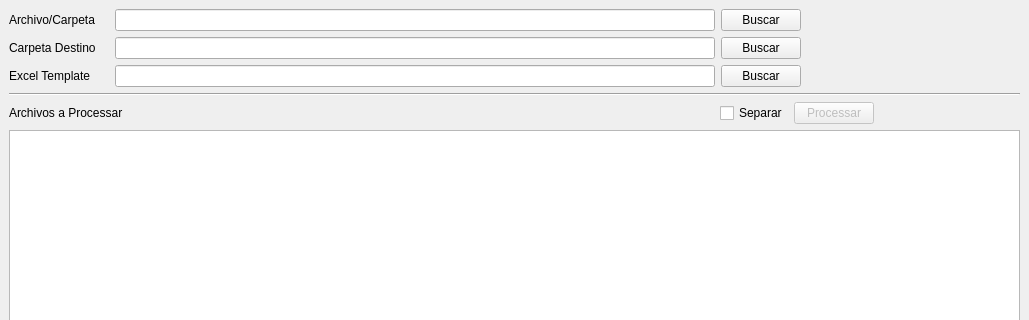
Above: resources/main_window.ui from c-mmachado/pdfiberdrola before the change; both pictures show x 0 to 1029 and y 0 to 320 of the 1029 by 721 pixel window. Below: the same form after it.
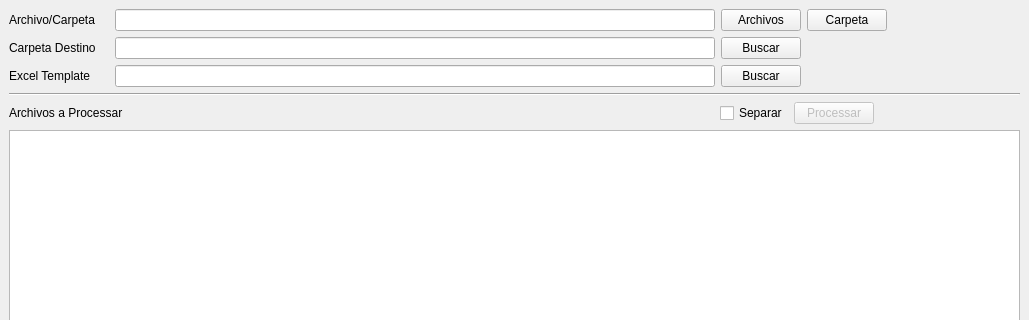
That is the form after the change.

Commit message: Standardize UI with current OS style

Diff of the .ui file:
```diff
--- a/resources/main_window.ui
+++ b/resources/main_window.ui
@@ -64,7 +64,7 @@
      </widget>
     </item>
     <item row="0" column="0">
-     <layout class="QHBoxLayout" name="horizontalLayout" stretch="0,0,0,0">
+     <layout class="QHBoxLayout" name="horizontalLayout" stretch="0,0,0,0,0">
       <property name="sizeConstraint">
        <enum>QLayout::SetDefaultConstraint</enum>
       </property>
@@ -139,7 +139,20 @@
          </sizepolicy>
         </property>
         <property name="text">
-         <string>Buscar</string>
+         <string>Archivos</string>
+        </property>
+       </widget>
+      </item>
+      <item>
+       <widget class="QPushButton" name="pushButton_5">
+        <property name="sizePolicy">
+         <sizepolicy hsizetype="Fixed" vsizetype="Fixed">
+          <horstretch>0</horstretch>
+          <verstretch>0</verstretch>
+         </sizepolicy>
+        </property>
+        <property name="text">
+         <string>Carpeta</string>
         </property>
        </widget>
       </item>
```
Left out of the diff: 37 changed lines with no effect on the pictures. The commit also changes 2 other files.
